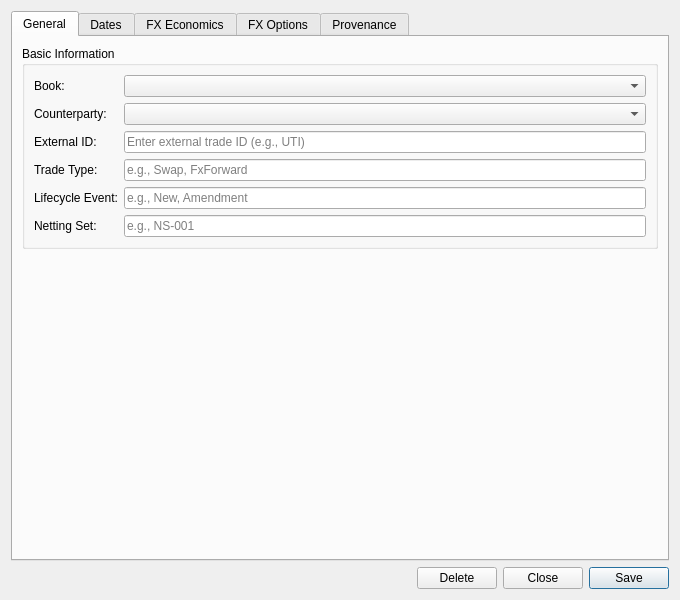
This is projects/ores.qt/ui/TradeDetailDialog.ui in OreStudio/OreStudio as Qt 5 draws it before an edit. The edited form follows.
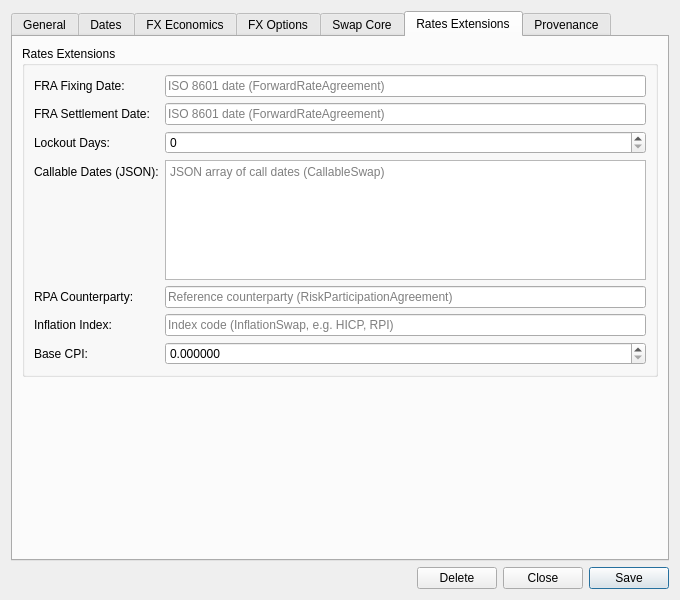
This is the edited form. The open tabs and pages were chosen to show the change. Custom widgets are drawn as their Qt base class.

Commit message: [qt] Merge swap/rates instrument into TradeDetailDialog (PR 2 of 6)

Diff of the .ui file:
```diff
--- a/projects/ores.qt/ui/TradeDetailDialog.ui
+++ b/projects/ores.qt/ui/TradeDetailDialog.ui
@@ -401,6 +401,231 @@
        </item>
       </layout>
      </widget>
+     <!-- Swap Core tab: shown when product_type == "swap" -->
+     <widget class="QWidget" name="swapCoreTab">
+      <attribute name="title">
+       <string>Swap Core</string>
+      </attribute>
+      <layout class="QVBoxLayout" name="swapCoreLayout">
+       <item>
+        <widget class="QGroupBox" name="swapCoreGroup">
+         <property name="title">
+          <string>Swap Core</string>
+         </property>
+         <layout class="QFormLayout" name="swapCoreFormLayout">
+          <item row="0" column="0">
+           <widget class="QLabel" name="labelSwapTradeTypeCode">
+            <property name="text"><string>Trade Type:</string></property>
+           </widget>
+          </item>
+          <item row="0" column="1">
+           <widget class="QLineEdit" name="swapTradeTypeCodeEdit">
+            <property name="placeholderText">
+             <string>e.g. Swap, ForwardRateAgreement</string>
+            </property>
+           </widget>
+          </item>
+          <item row="1" column="0">
+           <widget class="QLabel" name="labelSwapNotional">
+            <property name="text"><string>Notional:</string></property>
+           </widget>
+          </item>
+          <item row="1" column="1">
+           <widget class="QDoubleSpinBox" name="swapNotionalSpinBox">
+            <property name="decimals"><number>2</number></property>
+            <property name="minimum"><double>0.000000000000000</double></property>
+            <property name="maximum"><double>999999999999.000000000000000</double></property>
+            <property name="singleStep"><double>1000.000000000000000</double></property>
+           </widget>
+          </item>
+          <item row="2" column="0">
+           <widget class="QLabel" name="labelSwapCurrency">
+            <property name="text"><string>Currency:</string></property>
+           </widget>
+          </item>
+          <item row="2" column="1">
+           <widget class="QLineEdit" name="swapCurrencyEdit">
+            <property name="placeholderText">
+             <string>ISO 4217 (e.g. USD)</string>
+            </property>
+           </widget>
+          </item>
+          <item row="3" column="0">
+           <widget class="QLabel" name="labelSwapStartDate">
+            <property name="text"><string>Start Date:</string></property>
+           </widget>
+          </item>
+          <item row="3" column="1">
+           <widget class="QLineEdit" name="swapStartDateEdit">
+            <property name="placeholderText">
+             <string>ISO 8601 date (e.g. 2026-01-01)</string>
+            </property>
+           </widget>
+          </item>
+          <item row="4" column="0">
+           <widget class="QLabel" name="labelSwapMaturityDate">
+            <property name="text"><string>Maturity Date:</string></property>
+           </widget>
+          </item>
+          <item row="4" column="1">
+           <widget class="QLineEdit" name="swapMaturityDateEdit">
+            <property name="placeholderText">
+             <string>ISO 8601 date (e.g. 2031-01-01)</string>
+            </property>
+           </widget>
+          </item>
+          <item row="5" column="0">
+           <widget class="QLabel" name="labelSwapDescription">
+            <property name="text"><string>Description:</string></property>
+           </widget>
+          </item>
+          <item row="5" column="1">
+           <widget class="QPlainTextEdit" name="swapDescriptionEdit">
+            <property name="minimumSize">
+             <size><width>0</width><height>60</height></size>
+            </property>
+            <property name="maximumSize">
+             <size><width>16777215</width><height>120</height></size>
+            </property>
+            <property name="placeholderText">
+             <string>Enter a description (optional)</string>
+            </property>
+           </widget>
+          </item>
+         </layout>
+        </widget>
+       </item>
+       <item>
+        <spacer name="swapCoreSpacer">
+         <property name="orientation"><enum>Qt::Vertical</enum></property>
+         <property name="sizeHint" stdset="0">
+          <size><width>20</width><height>20</height></size>
+         </property>
+        </spacer>
+       </item>
+      </layout>
+     </widget>
+     <!-- Rates Extensions tab: shown only for extension-applicable swap trade types -->
+     <widget class="QWidget" name="swapRatesTab">
+      <attribute name="title">
+       <string>Rates Extensions</string>
+      </attribute>
+      <layout class="QVBoxLayout" name="swapRatesLayout">
+       <item>
+        <widget class="QGroupBox" name="swapRatesGroup">
+         <property name="title">
+          <string>Rates Extensions</string>
+         </property>
+         <layout class="QFormLayout" name="swapRatesFormLayout">
+          <item row="0" column="0">
+           <widget class="QLabel" name="labelSwapFraFixingDate">
+            <property name="text"><string>FRA Fixing Date:</string></property>
+           </widget>
+          </item>
+          <item row="0" column="1">
+           <widget class="QLineEdit" name="swapFraFixingDateEdit">
+            <property name="placeholderText">
+             <string>ISO 8601 date (ForwardRateAgreement)</string>
+            </property>
+           </widget>
+          </item>
+          <item row="1" column="0">
+           <widget class="QLabel" name="labelSwapFraSettlementDate">
+            <property name="text"><string>FRA Settlement Date:</string></property>
+           </widget>
+          </item>
+          <item row="1" column="1">
+           <widget class="QLineEdit" name="swapFraSettlementDateEdit">
+            <property name="placeholderText">
+             <string>ISO 8601 date (ForwardRateAgreement)</string>
+            </property>
+           </widget>
+          </item>
+          <item row="2" column="0">
+           <widget class="QLabel" name="labelSwapLockoutDays">
+            <property name="text"><string>Lockout Days:</string></property>
+           </widget>
+          </item>
+          <item row="2" column="1">
+           <widget class="QSpinBox" name="swapLockoutDaysSpinBox">
+            <property name="minimum"><number>0</number></property>
+            <property name="maximum"><number>365</number></property>
+            <property name="toolTip">
+             <string>Lockout days for BalanceGuaranteedSwap / KnockOutSwap (0 = not set)</string>
+            </property>
+           </widget>
+          </item>
+          <item row="3" column="0">
+           <widget class="QLabel" name="labelSwapCallableDatesJson">
+            <property name="text"><string>Callable Dates (JSON):</string></property>
+           </widget>
+          </item>
+          <item row="3" column="1">
+           <widget class="QPlainTextEdit" name="swapCallableDatesJsonEdit">
+            <property name="minimumSize">
+             <size><width>0</width><height>60</height></size>
+            </property>
+            <property name="maximumSize">
+             <size><width>16777215</width><height>120</height></size>
+            </property>
+            <property name="placeholderText">
+             <string>JSON array of call dates (CallableSwap)</string>
+            </property>
+           </widget>
+          </item>
+          <item row="4" column="0">
+           <widget class="QLabel" name="labelSwapRpaCounterparty">
+            <property name="text"><string>RPA Counterparty:</string></property>
+           </widget>
+          </item>
+          <item row="4" column="1">
+           <widget class="QLineEdit" name="swapRpaCounterpartyEdit">
+            <property name="placeholderText">
+             <string>Reference counterparty (RiskParticipationAgreement)</string>
+            </property>
+           </widget>
+          </item>
+          <item row="5" column="0">
+           <widget class="QLabel" name="labelSwapInflationIndexCode">
+            <property name="text"><string>Inflation Index:</string></property>
+           </widget>
+          </item>
+          <item row="5" column="1">
+           <widget class="QLineEdit" name="swapInflationIndexCodeEdit">
+            <property name="placeholderText">
+             <string>Index code (InflationSwap, e.g. HICP, RPI)</string>
+            </property>
+           </widget>
+          </item>
+          <item row="6" column="0">
+           <widget class="QLabel" name="labelSwapBaseCpi">
+            <property name="text"><string>Base CPI:</string></property>
+           </widget>
+          </item>
+          <item row="6" column="1">
+           <widget class="QDoubleSpinBox" name="swapBaseCpiSpinBox">
+            <property name="decimals"><number>6</number></property>
+            <property name="minimum"><double>0.000000000000000</double></property>
+            <property name="maximum"><double>9999.000000000000000</double></property>
+            <property name="singleStep"><double>0.100000000000000</double></property>
+            <property name="toolTip">
+             <string>Base CPI level for InflationSwap (0 = not applicable)</string>
+            </property>
+           </widget>
+          </item>
+         </layout>
+        </widget>
+       </item>
+       <item>
+        <spacer name="swapRatesSpacer">
+         <property name="orientation"><enum>Qt::Vertical</enum></property>
+         <property name="sizeHint" stdset="0">
+          <size><width>20</width><height>20</height></size>
+         </property>
+        </spacer>
+       </item>
+      </layout>
+     </widget>
      <widget class="QWidget" name="provenanceTab">
       <attribute name="title">
        <string>Provenance</string>
```
The commit also changes 17 other files.
